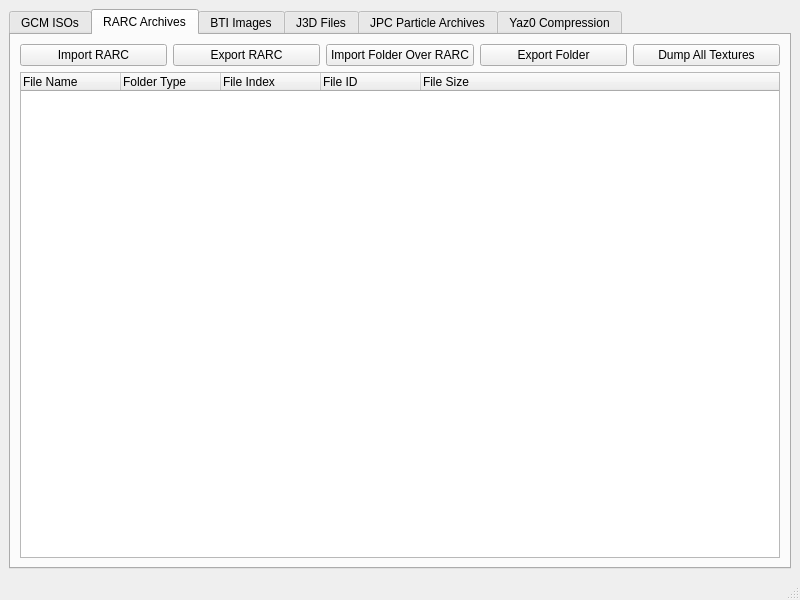
Qt form gcft_ui/main.ui (LagoLunatic/GCFT) before a commit.
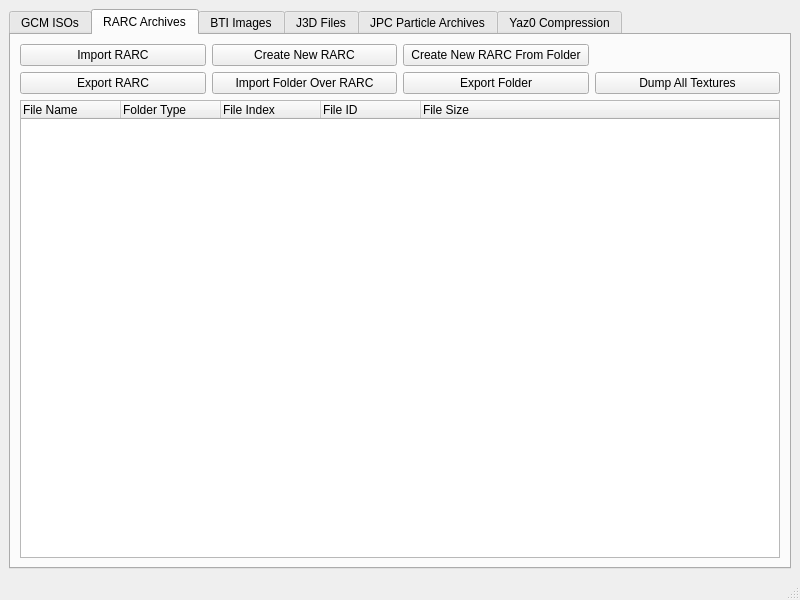
The same form after that commit. The open tabs and pages were chosen to show the change.

Commit message: Numerous RARC accuracy improvements, implement creating new RARCs

Diff of the .ui file:
```diff
--- a/gcft_ui/main.ui
+++ b/gcft_ui/main.ui
@@ -95,6 +95,27 @@
            </widget>
           </item>
           <item>
+           <widget class="QPushButton" name="create_rarc">
+            <property name="text">
+             <string>Create New RARC</string>
+            </property>
+           </widget>
+          </item>
+          <item>
+           <widget class="QPushButton" name="create_rarc_from_folder">
+            <property name="text">
+             <string>Create New RARC From Folder</string>
+            </property>
+           </widget>
+          </item>
+          <item>
+           <widget class="QWidget" name="widget" native="true"/>
+          </item>
+         </layout>
+        </item>
+        <item>
+         <layout class="QHBoxLayout" name="horizontalLayout_7">
+          <item>
            <widget class="QPushButton" name="export_rarc">
             <property name="text">
              <string>Export RARC</string>
```
The commit also changes 2 other files.
